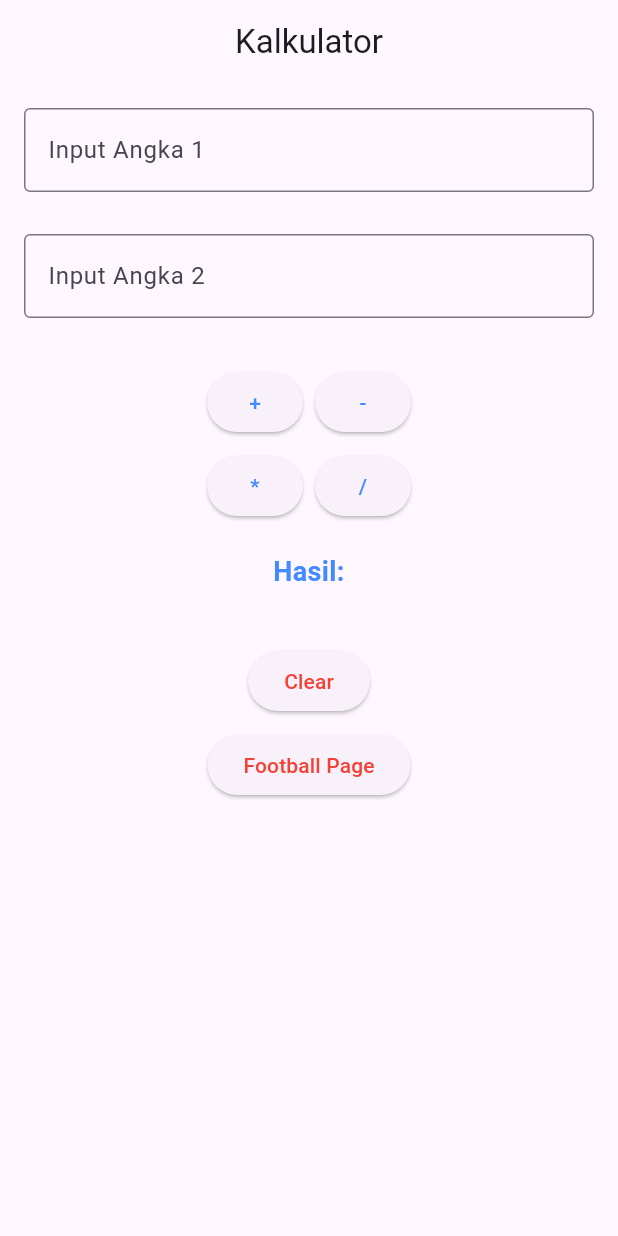
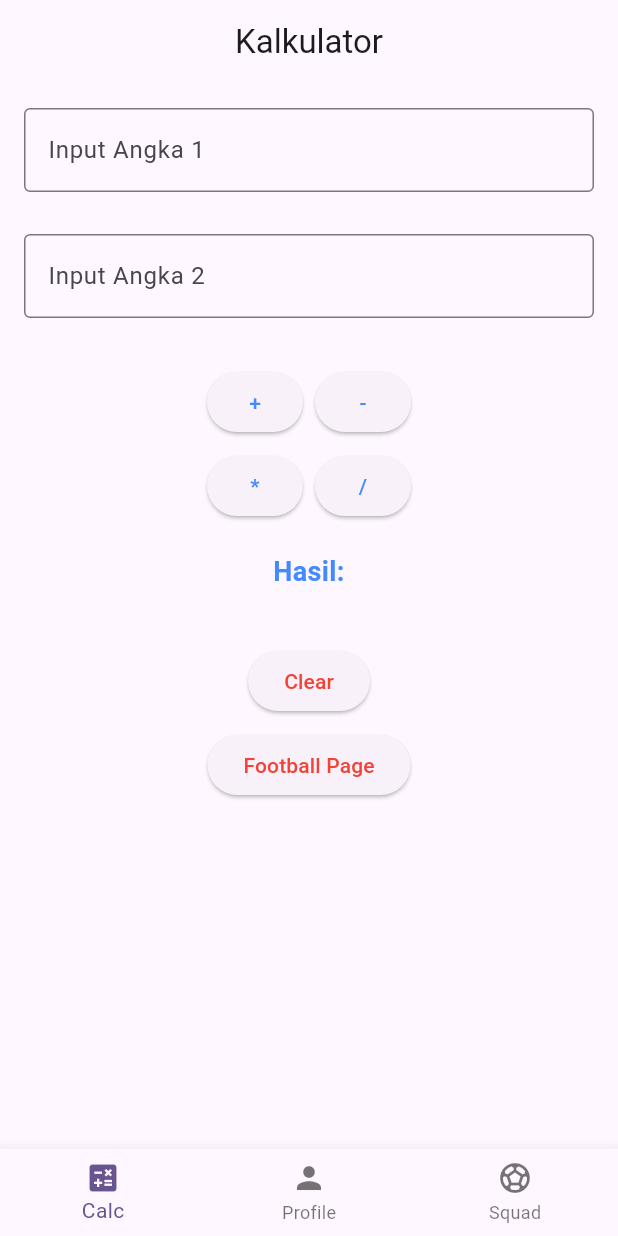
Before and after one commit to Reyhankunlah/tugas1_flutter_11PPLG2_22, a Flutter app: the screen it shows after launch, on a phone screen of 412 x 824 dp. Run offline on Flutter 3.47's test engine with Material 3 defaults, Android fonts, the phone set to English and light mode, and no system bars; our stand-ins replace get.

Commit message:
custom text fix & add Bottom Nav Bar

```diff
--- a/lib/Components/custom_text.dart
+++ b/lib/Components/custom_text.dart
@@ -10,10 +10,10 @@ class CustomText extends StatelessWidget {
   const CustomText({
     super.key,
     required this.myText,
-    required this.myTextColor,
-    required this.fontSize,
-    required this.fontWeight,
-    required this.align,
+    this.myTextColor = Colors.black87,
+    this.fontSize = 16,
+    this.fontWeight = FontWeight.w400,
+    this.align = TextAlign.start,
   });
 
   @override
--- /dev/null
+++ b/lib/Controllers/nav/navigation_controller.dart
@@ -0,0 +1,18 @@
+import 'package:get/get.dart';
+import 'package:flutter/material.dart';
+import 'package:tugas1_11pplg2/Pages/calculator_pages.dart';
+import 'package:tugas1_11pplg2/Pages/footballPlayer_pages.dart';
+import 'package:tugas1_11pplg2/Pages/profile_page.dart';
+
+class NavigationController extends GetxController {
+  final RxInt index = 0.obs;
+
+  // Simpan halaman dalam list; IndexedStack akan menjaga state tiap tab
+  final pages = <Widget>[
+    CalculatorPages(),
+    ProfilePage(),
+    FootballplayerPages(),
+  ];
+
+  void changeIndex(int i) => index.value = i;
+}
--- a/lib/Models/player_model.dart
+++ b/lib/Models/player_model.dart
@@ -2,7 +2,7 @@ class Player {
   final String name;
   final String position;
   final int number;
-  final String? photo; // path asset lokal, mis: assets/players/messi.jpg
+  final String? photo;
 
   const Player({
     required this.name,
--- a/lib/Pages/calculator_pages.dart
+++ b/lib/Pages/calculator_pages.dart
@@ -4,6 +4,7 @@ import 'package:tugas1_11pplg2/Components/custom_button.dart';
 import 'package:tugas1_11pplg2/Components/custom_input.dart';
 import 'package:tugas1_11pplg2/Components/custom_text.dart';
 import 'package:tugas1_11pplg2/Controllers/calculator_controller.dart';
+import 'package:tugas1_11pplg2/Controllers/nav/navigation_controller.dart';
 import 'package:tugas1_11pplg2/Routes/routes.dart';
 
 class CalculatorPages extends StatelessWidget {
@@ -118,7 +119,7 @@ class CalculatorPages extends StatelessWidget {
               myText: "Football Page",
               myTextColor: Colors.red,
               onPressed: () {
-                Get.toNamed(AppRoutes.footballPage);
+                Get.find<NavigationController>().changeIndex(2);
               },
             ),
           ],
--- /dev/null
+++ b/lib/Pages/nav/btmNavigationPage.dart
@@ -0,0 +1,32 @@
+// lib/nav/main_nav_page.dart
+import 'package:flutter/material.dart';
+import 'package:get/get.dart';
+import 'package:tugas1_11pplg2/Controllers/nav/navigation_controller.dart';
+
+class Btmnavigationpage extends StatelessWidget {
+  Btmnavigationpage({super.key});
+
+  @override
+  Widget build(BuildContext context) {
+    final c = Get.put(NavigationController());
+
+    return Obx(() {
+      return Scaffold(
+        body: IndexedStack(index: c.index.value, children: c.pages),
+        bottomNavigationBar: BottomNavigationBar(
+          currentIndex: c.index.value,
+          onTap: c.changeIndex,
+          type: BottomNavigationBarType.fixed,
+          items: const [
+            BottomNavigationBarItem(icon: Icon(Icons.calculate), label: 'Calc'),
+            BottomNavigationBarItem(icon: Icon(Icons.person), label: 'Profile'),
+            BottomNavigationBarItem(
+              icon: Icon(Icons.sports_soccer),
+              label: 'Squad',
+            ),
+          ],
+        ),
+      );
+    });
+  }
+}
--- a/lib/Routes/pages.dart
+++ b/lib/Routes/pages.dart
@@ -2,6 +2,8 @@ import 'package:get/route_manager.dart';
 import 'package:tugas1_11pplg2/Pages/calculator_pages.dart';
 import 'package:tugas1_11pplg2/Pages/editplayer_page.dart';
 import 'package:tugas1_11pplg2/Pages/footballPlayer_pages.dart';
+import 'package:tugas1_11pplg2/Pages/nav/btmNavigationPAge.dart';
+import 'package:tugas1_11pplg2/Pages/profile_page.dart';
 import 'package:tugas1_11pplg2/Routes/routes.dart';
 
 class AppPages {
@@ -9,5 +11,7 @@ class AppPages {
     GetPage(name: AppRoutes.calculatorPage, page: () => CalculatorPages()),
     GetPage(name: AppRoutes.footballPage, page: () => FootballplayerPages()),
     GetPage(name: AppRoutes.editPlayerPage, page: () => EditplayerPage()),
+    GetPage(name: AppRoutes.profilePage, page: () => ProfilePage()),
+    GetPage(name: AppRoutes.mainNav, page: () => Btmnavigationpage()),
   ];
 }
--- a/lib/Routes/routes.dart
+++ b/lib/Routes/routes.dart
@@ -1,5 +1,7 @@
 class AppRoutes {
+  static const mainNav = '/';
   static const calculatorPage = '/calculatorPage';
   static const footballPage = '/footballPage';
   static const editPlayerPage = '/footballPage/edit';
+  static const profilePage = '/profilePage';
 }
--- a/lib/main.dart
+++ b/lib/main.dart
@@ -18,7 +18,7 @@ class MyApp extends StatelessWidget {
       theme: ThemeData(
         colorScheme: ColorScheme.fromSeed(seedColor: Colors.deepPurple),
       ),
-      initialRoute: AppRoutes.calculatorPage,
+      initialRoute: AppRoutes.mainNav,
       getPages: AppPages.pages,
     );
   }
```
Also changed, not shown: lib/Pages/profile_page.dart (added, +49 -0 lines).
